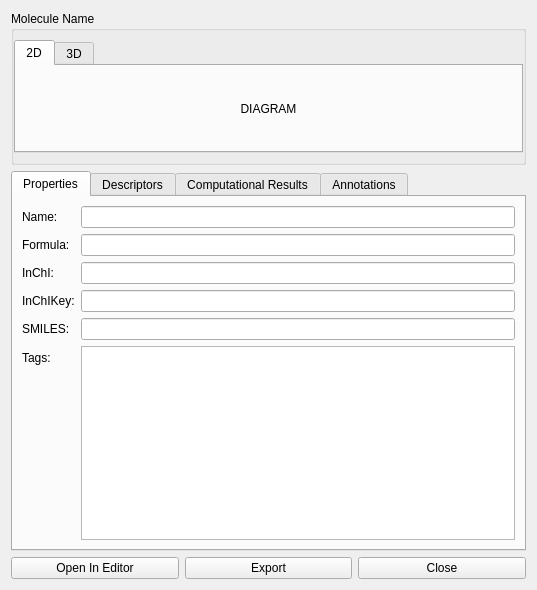
OpenChemistry/mongochem, file mongochem/gui/moleculedetaildialog.ui: the form before one commit.
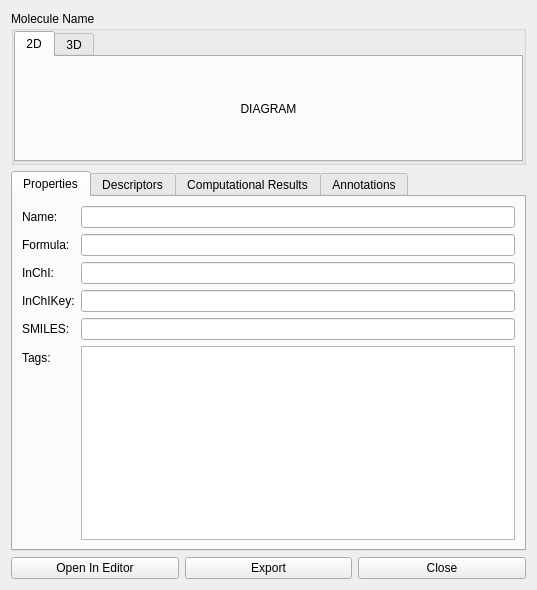
The form after the commit. Custom widgets are drawn as their Qt base class.

Commit message: Reduced borders that were not necessary in dialog

What changed in the file:
```diff
--- a/mongochem/gui/moleculedetaildialog.ui
+++ b/mongochem/gui/moleculedetaildialog.ui
@@ -20,12 +20,21 @@
       <string>Molecule Name</string>
      </property>
      <layout class="QVBoxLayout" name="verticalLayout">
+      <property name="spacing">
+       <number>0</number>
+      </property>
       <property name="leftMargin">
        <number>0</number>
       </property>
+      <property name="topMargin">
+       <number>0</number>
+      </property>
       <property name="rightMargin">
        <number>0</number>
       </property>
+      <property name="bottomMargin">
+       <number>0</number>
+      </property>
       <item>
        <widget class="QTabWidget" name="diagramTabWidget">
         <property name="currentIndex">
@@ -36,6 +45,21 @@
           <string>2D</string>
          </attribute>
          <layout class="QVBoxLayout" name="diagram2DLayout">
+          <property name="spacing">
+           <number>0</number>
+          </property>
+          <property name="leftMargin">
+           <number>0</number>
+          </property>
+          <property name="topMargin">
+           <number>0</number>
+          </property>
+          <property name="rightMargin">
+           <number>0</number>
+          </property>
+          <property name="bottomMargin">
+           <number>0</number>
+          </property>
           <item>
            <widget class="QLabel" name="diagram2DLabel">
             <property name="text">
```
Left out of the diff: 15 changed lines with no effect on the pictures.
